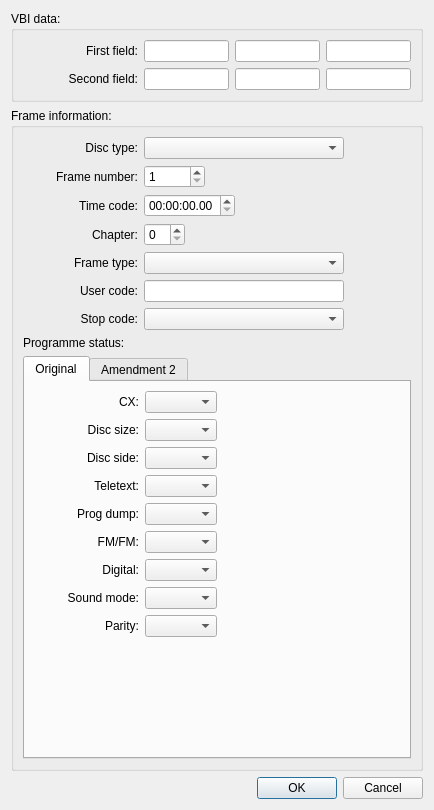
Old version of the form tools/ld-analyse/vbieditordialog.ui in the repository Gamnn/ld-decode.
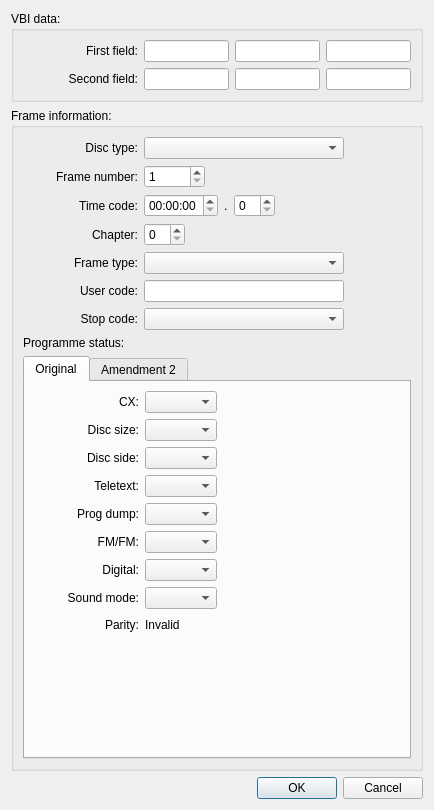
New version of the form. The open tabs and pages were chosen to show the change.

Commit message: Added CLV timecode support to new VBI dialogue

Patch:
```diff
--- a/tools/ld-analyse/vbieditordialog.ui
+++ b/tools/ld-analyse/vbieditordialog.ui
@@ -242,10 +242,20 @@
         <item>
          <widget class="QTimeEdit" name="frameInfo_timeCode_timeEdit">
           <property name="displayFormat">
-           <string>HH:mm:ss.hh</string>
+           <string>HH:mm:ss</string>
           </property>
          </widget>
         </item>
+        <item>
+         <widget class="QLabel" name="label_29">
+          <property name="text">
+           <string>.</string>
+          </property>
+         </widget>
+        </item>
+        <item>
+         <widget class="QSpinBox" name="frameInfo_clvPicNo_spinBox"/>
+        </item>
         <item>
          <spacer name="horizontalSpacer_4">
           <property name="orientation">
@@ -756,7 +766,17 @@
              </widget>
             </item>
             <item>
-             <widget class="QComboBox" name="original_parity_comboBox"/>
+             <widget class="QLabel" name="original_parity_label">
+              <property name="minimumSize">
+               <size>
+                <width>85</width>
+                <height>0</height>
+               </size>
+              </property>
+              <property name="text">
+               <string>Invalid</string>
+              </property>
+             </widget>
             </item>
             <item>
              <spacer name="horizontalSpacer_16">
```
Left out of the diff: 4 changed lines with no effect on the pictures. The commit also changes 1 other file.
